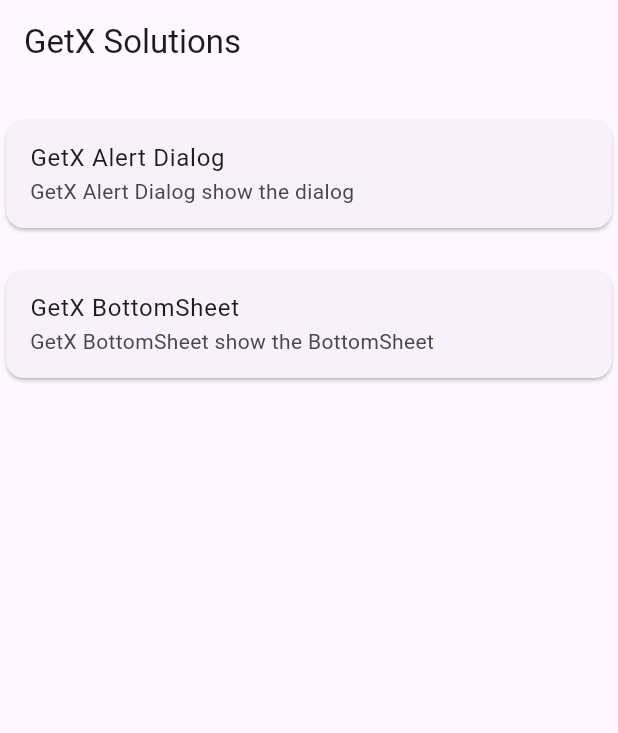
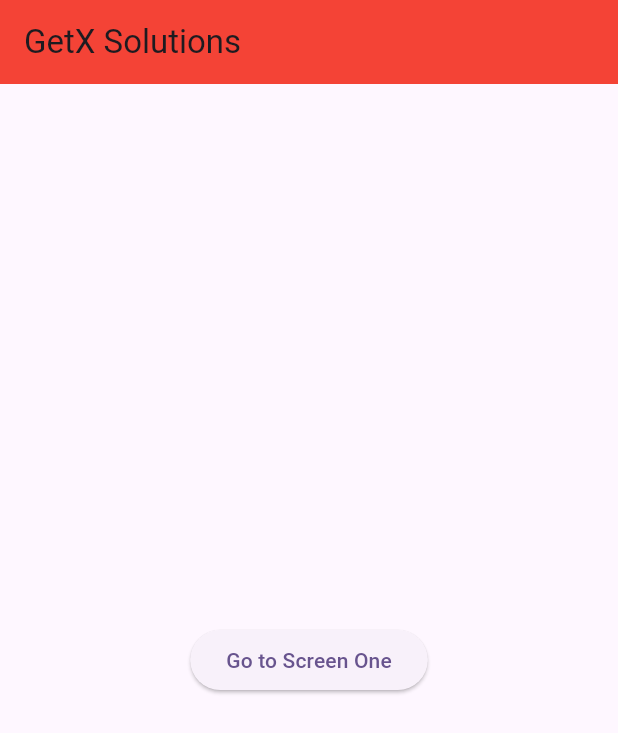
Before and after one commit to HamzaAli689/portfolio, a Flutter app: the screen it shows after launch, on a phone screen of 412 x 824 dp. Shown: the top 733 px of the screen. Run offline on Flutter 3.47's test engine with Material 3 defaults, Android fonts, the light colour scheme and no system bars; our stand-ins replace gap, get.

Commit message:
update the testfile.dart file

```diff
--- a/virtual_device_test/lib/testfile.dart
+++ b/virtual_device_test/lib/testfile.dart
@@ -1,66 +1,80 @@
 import 'package:flutter/material.dart';
 import 'package:get/get.dart';
+import 'package:virtual_device_test/Screen_One.dart';
 
 class Testfile extends StatelessWidget {
   const Testfile({super.key});
 
   @override
   Widget build(BuildContext context) {
-    return  Scaffold(
+    return Scaffold(
       appBar: AppBar(
+        backgroundColor: Colors.red,
         title: Text("GetX Solutions"),
       ),
-      body:  Column(
-        children: [
-          SizedBox(height: 20,),
-          Card(
-            child: ListTile(
-              title: Text("GetX Alert Dialog"),
-              subtitle: Text("GetX Alert Dialog show the dialog"),
-              onTap: (){
-                Get.defaultDialog(
-                  title: "Delete the chat",
-                  middleText: " Are you Sure you want to delete your chat?",
-                  confirm: TextButton(onPressed: () { Get.back(); }, child: Text("Ok"),),
-                   cancel : TextButton(onPressed: () { Get.back(); }, child: Text("Cancel"),)
-                );
-              },
-            ),
-          ),
-          SizedBox(height: 20,),
-          Card(
-            child: ListTile(
-              title: Text("GetX BottomSheet"),
-              subtitle: Text("GetX BottomSheet show the BottomSheet"),
-              onTap: (){
-                Get.bottomSheet(
-                    Container(
-                      color: Colors.red,
-                  child: Column(
-                    children: [
-                      ListTile(
-                        leading: Icon(Icons.light_mode),
-                        title: Text("Light Theme"),
-                        onTap: (){
-                          Get.changeTheme(ThemeData.light());
-                        },
-                      ),
-                      ListTile(
-                        onTap: (){
-                          Get.changeTheme(ThemeData.dark());
-                        },
-                        leading: Icon(Icons.dark_mode),
-                        title: Text("Dark Theme"),
-                      ),
-
-                    ],
-                  ),
-                ));
-              },
-            ),
-          ),
-        ],
+      body: Center(
+        child: Column(
+          mainAxisAlignment: MainAxisAlignment.center,
+          children: [
+            ElevatedButton(
+                onPressed: () {
+                  Get.to(() => ScreenOne());
+                },
+                child: Text("Go to Screen One")),
+          ],
+        ),
       ),
     );
   }
 }
+// Column(
+// children: [
+// SizedBox(height: 20,),
+// Card(
+// child: ListTile(
+// title: Text("GetX Alert Dialog"),
+// subtitle: Text("GetX Alert Dialog show the dialog"),
+// onTap: (){
+// Get.defaultDialog(
+// title: "Delete the chat",
+// middleText: " Are you Sure you want to delete your chat?",
+// confirm: TextButton(onPressed: () { Get.back(); }, child: Text("Ok"),),
+// cancel : TextButton(onPressed: () { Get.back(); }, child: Text("Cancel"),)
+// );
+// },
+// ),
+// ),
+// SizedBox(height: 20,),
+// Card(
+// child: ListTile(
+// title: Text("GetX BottomSheet"),
+// subtitle: Text("GetX BottomSheet show the BottomSheet"),
+// onTap: (){
+// Get.bottomSheet(
+// Container(
+// color: Colors.red,
+// child: Column(
+// children: [
+// ListTile(
+// leading: Icon(Icons.light_mode),
+// title: Text("Light Theme"),
+// onTap: (){
+// Get.changeTheme(ThemeData.light());
+// },
+// ),
+// ListTile(
+// onTap: (){
+// Get.changeTheme(ThemeData.dark());
+// },
+// leading: Icon(Icons.dark_mode),
+// title: Text("Dark Theme"),
+// ),
+//
+// ],
+// ),
+// ));
+// },
+// ),
+// ),
+// ],
+// ),
```
